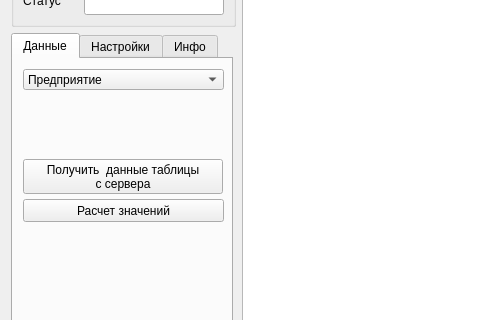
The window that cpclient.ui (ruhose73/Koftan) describes before a commit, drawn with Qt 5; both pictures show x 0 to 480 and y 217 to 537 of the 1280 by 720 pixel window.
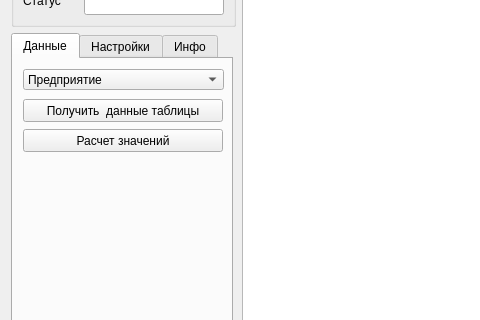
The same window after the commit. The open tabs and pages were chosen to show the change.

```diff
--- a/cpclient.ui
+++ b/cpclient.ui
@@ -277,9 +277,9 @@
        <property name="geometry">
         <rect>
          <x>10</x>
-         <y>100</y>
+         <y>40</y>
          <width>200</width>
-         <height>35</height>
+         <height>23</height>
         </rect>
        </property>
        <property name="minimumSize">
@@ -295,16 +295,15 @@
         </size>
        </property>
        <property name="text">
-        <string>Получить  данные таблицы
-с сервера</string>
+        <string>Получить  данные таблицы</string>
        </property>
       </widget>
       <widget class="QPushButton" name="CalcButton">
        <property name="geometry">
         <rect>
          <x>10</x>
-         <y>140</y>
-         <width>201</width>
+         <y>70</y>
+         <width>200</width>
          <height>23</height>
         </rect>
        </property>
```
Left out of the diff: 10 changed lines with no effect on the pictures.
